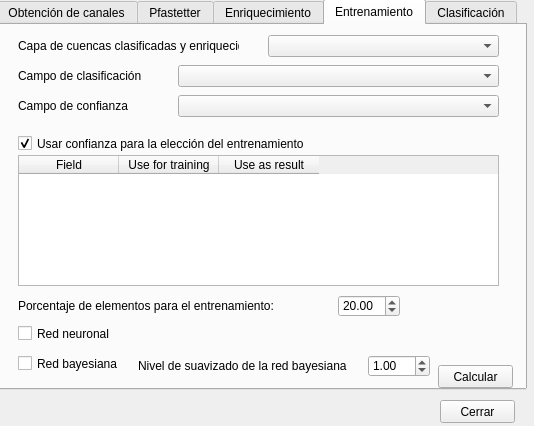
Above: clasificacion_redes_dialog_base.ui from maurena/networkclassification before the change. Below: the same form after it.
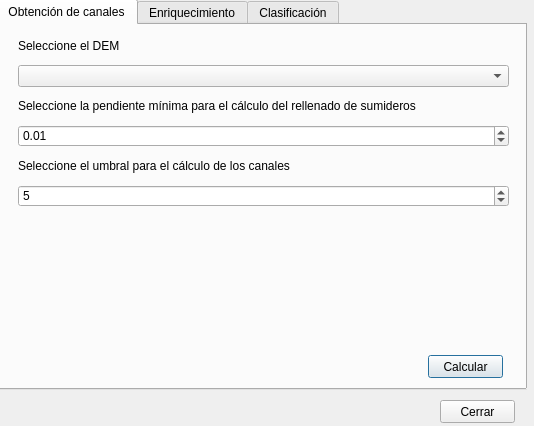
That is the form after the change. The open tabs and pages were chosen to show the change.

The edit to the form file:
```diff
--- a/clasificacion_redes_dialog_base.ui
+++ b/clasificacion_redes_dialog_base.ui
@@ -121,96 +121,6 @@
      </property>
     </widget>
    </widget>
-   <widget class="QWidget" name="pfastetter">
-    <property name="enabled">
-     <bool>false</bool>
-    </property>
-    <attribute name="title">
-     <string>Pfastetter</string>
-    </attribute>
-    <widget class="QPushButton" name="calcPfastetter">
-     <property name="geometry">
-      <rect>
-       <x>430</x>
-       <y>330</y>
-       <width>75</width>
-       <height>23</height>
-      </rect>
-     </property>
-     <property name="text">
-      <string>Calcular</string>
-     </property>
-    </widget>
-    <widget class="QLabel" name="label_18">
-     <property name="geometry">
-      <rect>
-       <x>20</x>
-       <y>50</y>
-       <width>151</width>
-       <height>21</height>
-      </rect>
-     </property>
-     <property name="text">
-      <string>Capa de cuencas</string>
-     </property>
-    </widget>
-    <widget class="QComboBox" name="comboWatersheds_2">
-     <property name="geometry">
-      <rect>
-       <x>180</x>
-       <y>50</y>
-       <width>321</width>
-       <height>22</height>
-      </rect>
-     </property>
-    </widget>
-    <widget class="QComboBox" name="comboChannels_2">
-     <property name="geometry">
-      <rect>
-       <x>180</x>
-       <y>20</y>
-       <width>321</width>
-       <height>22</height>
-      </rect>
-     </property>
-    </widget>
-    <widget class="QLabel" name="label_9">
-     <property name="geometry">
-      <rect>
-       <x>20</x>
-       <y>20</y>
-       <width>151</width>
-       <height>21</height>
-      </rect>
-     </property>
-     <property name="text">
-      <string>Capa con canales</string>
-     </property>
-    </widget>
-    <widget class="QTableView" name="tableView">
-     <property name="geometry">
-      <rect>
-       <x>20</x>
-       <y>80</y>
-       <width>481</width>
-       <height>231</height>
-      </rect>
-     </property>
-    </widget>
-    <widget class="QPushButton" name="calcZones">
-     <property name="geometry">
-      <rect>
-       <x>20</x>
-       <y>330</y>
-       <width>131</width>
-       <height>23</height>
-      </rect>
-     </property>
-     <property name="text">
-      <string>Determinar zonas</string>
-     </property>
-    </widget>
-   </widget>
    <widget class="QWidget" name="enriquecimiento">
     <attribute name="title">
      <string>Enriquecimiento</string>
@@ -402,221 +312,6 @@
      </property>
     </widget>
    </widget>
-   <widget class="QWidget" name="entrenamiento">
-    <attribute name="title">
-     <string>Entrenamiento</string>
-    </attribute>
-    <widget class="QComboBox" name="comboClassifiedWatersheds">
-     <property name="geometry">
-      <rect>
-       <x>270</x>
-       <y>10</y>
-       <width>231</width>
-       <height>22</height>
-      </rect>
-     </property>
-    </widget>
-    <widget class="QLabel" name="label_20">
-     <property name="geometry">
-      <rect>
-       <x>20</x>
-       <y>10</y>
-       <width>221</width>
-       <height>21</height>
-      </rect>
-     </property>
-     <property name="text">
-      <string>Capa de cuencas clasificadas y enriquecidas</string>
-     </property>
-    </widget>
-    <widget class="QComboBox" name="comboCWclassField">
-     <property name="geometry">
-      <rect>
-       <x>180</x>
-       <y>40</y>
-       <width>321</width>
-       <height>22</height>
-      </rect>
-     </property>
-    </widget>
-    <widget class="QLabel" name="label_23">
-     <property name="geometry">
-      <rect>
-       <x>20</x>
-       <y>40</y>
-       <width>151</width>
-       <height>21</height>
-      </rect>
-     </property>
-     <property name="text">
-      <string>Campo de clasificación</string>
-     </property>
-    </widget>
-    <widget class="QLabel" name="label_24">
-     <property name="geometry">
-      <rect>
-       <x>20</x>
-       <y>70</y>
-       <width>151</width>
-       <height>21</height>
-      </rect>
-     </property>
-     <property name="text">
-      <string>Campo de confianza</string>
-     </property>
-    </widget>
-    <widget class="QComboBox" name="comboCWConfidenceField">
-     <property name="geometry">
-      <rect>
-       <x>180</x>
-       <y>70</y>
-       <width>321</width>
-       <height>22</height>
-      </rect>
-     </property>
-    </widget>
-    <widget class="QCheckBox" name="checkConfidence">
-     <property name="geometry">
-      <rect>
-       <x>20</x>
-       <y>110</y>
-       <width>341</width>
-       <height>17</height>
-      </rect>
-     </property>
-     <property name="text">
-      <string>Usar confianza para la elección del entrenamiento</string>
-     </property>
-     <property name="checked">
-      <bool>true</bool>
-     </property>
-    </widget>
-    <widget class="QDoubleSpinBox" name="percentage">
-     <property name="geometry">
-      <rect>
-       <x>340</x>
-       <y>270</y>
-       <width>62</width>
-       <height>22</height>
-      </rect>
-     </property>
-     <property name="maximum">
-      <double>100.000000000000000</double>
-     </property>
-     <property name="value">
-      <double>20.000000000000000</double>
-     </property>
-    </widget>
-    <widget class="QLabel" name="label_25">
-     <property name="geometry">
-      <rect>
-       <x>20</x>
-       <y>270</y>
-       <width>311</width>
-       <height>21</height>
-      </rect>
-     </property>
-     <property name="text">
-      <string>Porcentaje de elementos para el entrenamiento:</string>
-     </property>
-    </widget>
-    <widget class="QCheckBox" name="BN">
-     <property name="geometry">
-      <rect>
-       <x>20</x>
-       <y>330</y>
-       <width>191</width>
-       <height>17</height>
-      </rect>
-     </property>
-     <property name="text">
-      <string>Red bayesiana</string>
-     </property>
-    </widget>
-    <widget class="QCheckBox" name="NN">
-     <property name="geometry">
-      <rect>
-       <x>20</x>
-       <y>300</y>
-       <width>121</width>
-       <height>17</height>
-      </rect>
-     </property>
-     <property name="text">
-      <string>Red neuronal</string>
-     </property>
-    </widget>
-    <widget class="QPushButton" name="calcEnrichment_2">
-     <property name="geometry">
-      <rect>
-       <x>440</x>
-       <y>340</y>
-       <width>75</width>
-       <height>23</height>
-      </rect>
-     </property>
-     <property name="text">
-      <string>Calcular</string>
-     </property>
-    </widget>
-    <widget class="QDoubleSpinBox" name="NBsmoothing">
-     <property name="geometry">
-      <rect>
-       <x>370</x>
-       <y>330</y>
-       <width>62</width>
-       <height>22</height>
-      </rect>
-     </property>
-     <property name="minimum">
-      <double>0.100000000000000</double>
-     </property>
-     <property name="maximum">
-      <double>100.000000000000000</double>
-     </property>
-     <property name="value">
-      <double>1.000000000000000</double>
-     </property>
-    </widget>
-    <widget class="QLabel" name="label_26">
-     <property name="geometry">
-      <rect>
-       <x>140</x>
-       <y>330</y>
-       <width>221</width>
-       <height>21</height>
-      </rect>
-     </property>
-     <property name="text">
-      <string>Nivel de suavizado de la red bayesiana</string>
-     </property>
-    </widget>
-    <widget class="QTableWidget" name="fieldsCWUsed">
-     <property name="geometry">
-      <rect>
-       <x>20</x>
-       <y>130</y>
-       <width>481</width>
-       <height>131</height>
-      </rect>
-     </property>
-     <column>
-      <property name="text">
-       <string>Field</string>
-      </property>
-     </column>
-     <column>
-      <property name="text">
-       <string>Use for training</string>
-      </property>
-     </column>
-     <column>
-      <property name="text">
-       <string>Use as result</string>
-      </property>
-     </column>
-    </widget>
-   </widget>
    <widget class="QWidget" name="clasificacion">
     <attribute name="title">
      <string>Clasificación</string>
```
